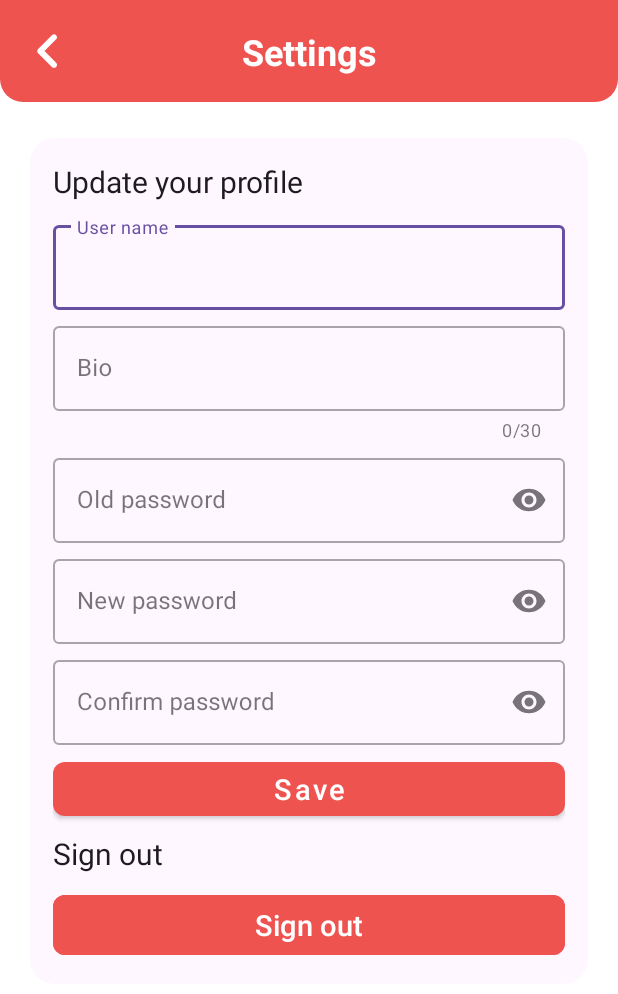
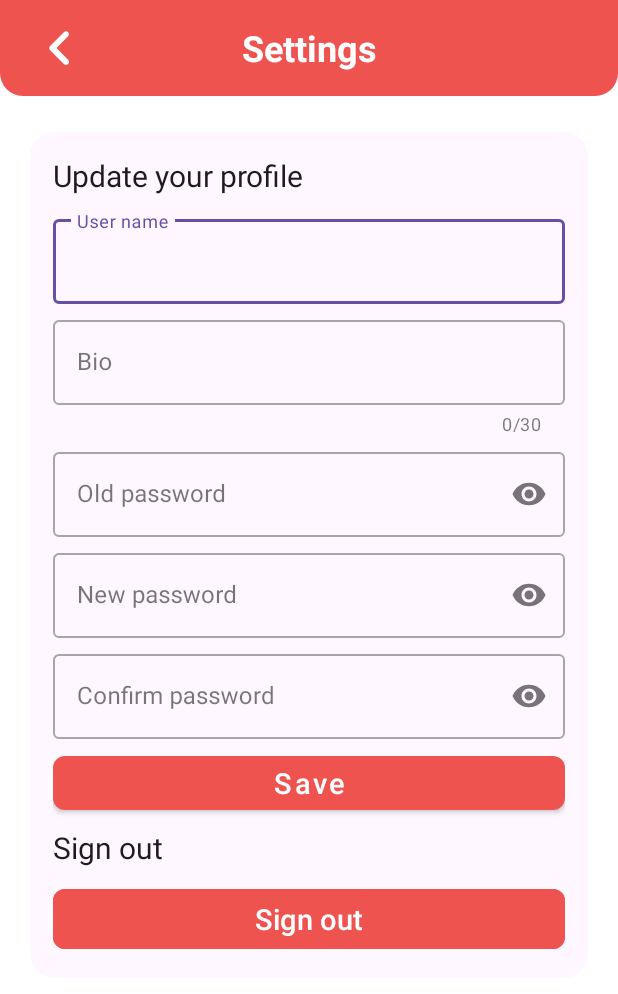
Before and after one commit to redaOul/ToDoList_1, an Android app: the EditProfileActivity screen opened directly, with no data from a screen before it, on a phone screen of 412 x 824 dp. Shown: the top 994 px of the screen. Run offline under Robolectric (Android 15) with nearby library versions, the phone set to English and light mode, and no system bars; our stand-ins replace Firebase (no records; nobody signed in at launch, a user with empty details on screens opened directly).

Commit message:
Fix top bar bugs

```diff
--- a/app/src/main/java/com/example/todolist/activity/EditProfileActivity.kt
+++ b/app/src/main/java/com/example/todolist/activity/EditProfileActivity.kt
@@ -30,7 +30,8 @@ class EditProfileActivity : AppCompatActivity() {
         binding = ActivityEditProfileBinding.inflate(layoutInflater)
         setContentView(binding.root)
 
-        // Initialize Firebase Auth
+        binding.headerBar.setTitle("Settings")
+
         editProfileRepository = EditProfileRepository(FirebaseAuth.getInstance())
 
         prepareFields()
@@ -40,13 +41,12 @@ class EditProfileActivity : AppCompatActivity() {
 
     private fun setupClickListeners(){
         binding.apply {
-            backButton.setOnClickListener {
+            headerBar.setOnBackClickListener {
                 finish()
             }
 
             saveButton.setOnClickListener {
                 saveProfile()
-//                finish()
             }
 
             signOutButton.setOnClickListener {
--- a/app/src/main/java/com/example/todolist/activity/ListsActivity.kt
+++ b/app/src/main/java/com/example/todolist/activity/ListsActivity.kt
@@ -25,6 +25,8 @@ class ListsActivity : AppCompatActivity() {
         binding = ActivityListsBinding.inflate(layoutInflater)
         setContentView(binding.root)
 
+        binding.headerBar.setTitle("Lists")
+
         listsRepository = ListsRepository(FirebaseAuth.getInstance())
 
         getUserLists()
@@ -34,8 +36,7 @@ class ListsActivity : AppCompatActivity() {
 
     private fun setupClickListeners(){
         binding.apply {
-            // ToDo: button do not work
-            backButton.setOnClickListener {
+            headerBar.setOnBackClickListener {
                 finish()
             }
 
--- /dev/null
+++ b/app/src/main/java/com/example/todolist/view/TopAppBar.kt
@@ -0,0 +1,25 @@
+package com.example.todolist.view
+
+import android.content.Context
+import android.util.AttributeSet
+import android.view.LayoutInflater
+import androidx.constraintlayout.widget.ConstraintLayout
+import com.example.todolist.databinding.ViewTopAppBarBinding
+
+class TopAppBar @JvmOverloads constructor(
+    context: Context,
+    attrs: AttributeSet? = null,
+    defStyleAttr: Int = 0
+) : ConstraintLayout(context, attrs, defStyleAttr) {
+
+    private val binding: ViewTopAppBarBinding =
+        ViewTopAppBarBinding.inflate(LayoutInflater.from(context), this, true)
+
+    fun setTitle(title: String) {
+        binding.tvTitle.text = title
+    }
+
+    fun setOnBackClickListener(listener: () -> Unit) {
+        binding.btnBack.setOnClickListener { listener() }
+    }
+}
--- a/app/src/main/res/layout/activity_edit_profile.xml
+++ b/app/src/main/res/layout/activity_edit_profile.xml
@@ -6,39 +6,11 @@
     android:background="@color/white">
 
     <!-- Header Bar -->
-    <androidx.constraintlayout.widget.ConstraintLayout
+    <com.example.todolist.view.TopAppBar
         android:id="@+id/headerBar"
         android:layout_width="match_parent"
-        android:layout_height="wrap_content"
-        android:background="@drawable/header_rounded15"
-        android:paddingVertical="10dp"
-        app:layout_constraintTop_toTopOf="parent">
-
-        <ImageButton
-            android:id="@+id/backButton"
-            android:layout_width="48dp"
-            android:layout_height="48dp"
-            android:layout_marginStart="8dp"
-            android:background="?attr/selectableItemBackgroundBorderless"
-            android:contentDescription="Back"
-            android:scaleType="fitCenter"
-            android:src="@drawable/round_chevron_left_24"
-            app:layout_constraintBottom_toBottomOf="parent"
-            app:layout_constraintStart_toStartOf="parent"
-            app:layout_constraintTop_toTopOf="parent" />
-
-        <TextView
-            android:layout_width="wrap_content"
-            android:layout_height="wrap_content"
-            android:text="Settings"
-            android:textColor="@color/white"
-            android:textSize="24sp"
-            android:textStyle="bold"
-            app:layout_constraintBottom_toBottomOf="parent"
-            app:layout_constraintEnd_toEndOf="parent"
-            app:layout_constraintStart_toStartOf="parent"
-            app:layout_constraintTop_toTopOf="parent" />
-    </androidx.constraintlayout.widget.ConstraintLayout>
+        android:layout_height="?attr/actionBarSize"
+        app:layout_constraintTop_toTopOf="parent" />
 
     <!-- Main content card -->
     <com.google.android.material.card.MaterialCardView
--- /dev/null
+++ b/app/src/main/res/layout/view_top_app_bar.xml
@@ -0,0 +1,33 @@
+<?xml version="1.0" encoding="utf-8"?>
+<com.google.android.material.appbar.MaterialToolbar
+    xmlns:android="http://schemas.android.com/apk/res/android"
+    xmlns:app="http://schemas.android.com/apk/res-auto"
+    android:id="@+id/topAppBar"
+    android:layout_width="match_parent"
+    android:layout_height="?attr/actionBarSize"
+    android:background="@drawable/header_rounded15"
+    android:elevation="4dp"
+    android:theme="@style/ThemeOverlay.MaterialComponents.Dark.ActionBar"
+    app:titleTextAppearance="@style/TextAppearance.MaterialComponents.Headline6">
+
+    <ImageButton
+        android:id="@+id/btnBack"
+        android:layout_width="48dp"
+        android:layout_height="48dp"
+        android:scaleType="fitCenter"
+        android:contentDescription="Go Back"
+        android:background="?attr/selectableItemBackgroundBorderless"
+        android:src="@drawable/round_chevron_left_24" />
+
+    <TextView
+        android:id="@+id/tvTitle"
+        android:layout_width="wrap_content"
+        android:layout_height="wrap_content"
+        android:layout_gravity="center"
+        android:textSize="24sp"
+        android:textStyle="bold"
+        android:ellipsize="end"
+        android:maxLines="1"
+        android:textColor="?attr/colorOnPrimary" />
+
+</com.google.android.material.appbar.MaterialToolbar>
```
Also changed, not shown: app/src/main/java/com/example/todolist/activity/AddTaskActivity.kt (+6 -2 lines), app/src/main/java/com/example/todolist/activity/TasksActivity.kt (+11 -1 lines), app/src/main/res/layout/activity_add_task.xml (+3 -31 lines), app/src/main/res/layout/activity_lists.xml (+3 -32 lines), app/src/main/res/layout/activity_tasks.xml (+3 -32 lines).
